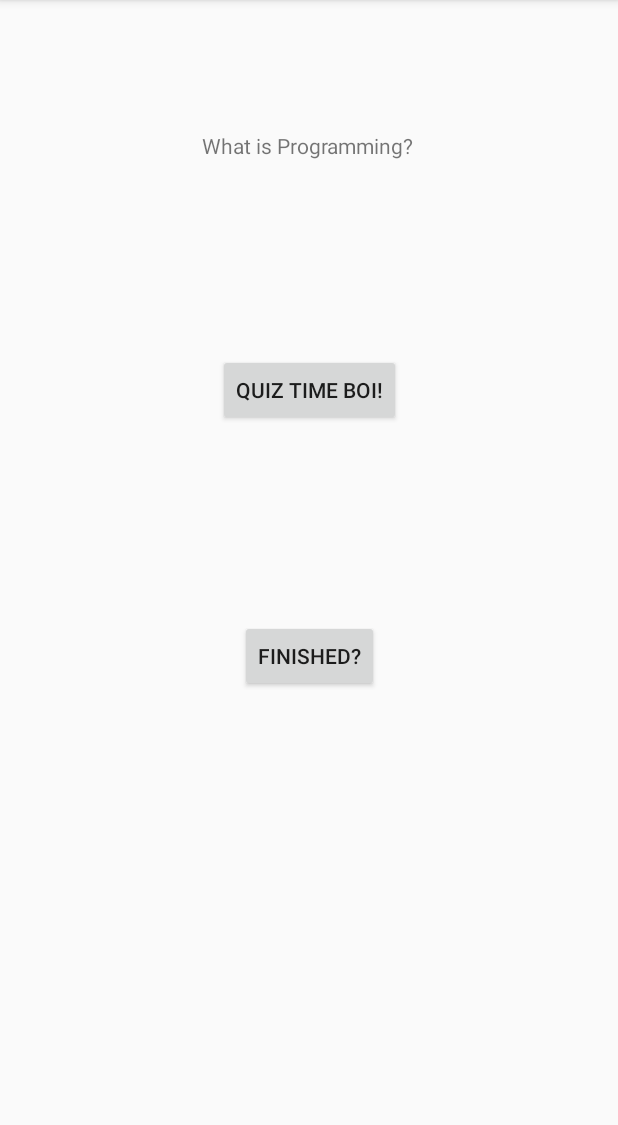
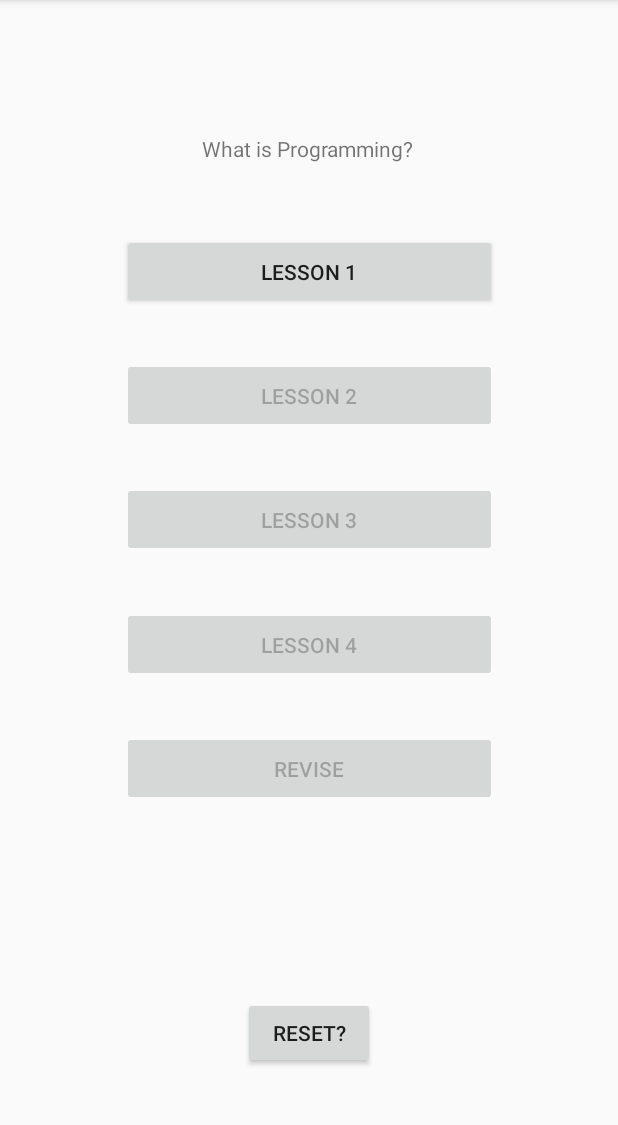
Before and after one commit to alanlyne/CS440-Final-Year-Project, an Android app: the WIP screen opened directly, with no data from a screen before it, on a phone screen of 412 x 824 dp, the part 84-1209 px from its top. Run offline under Robolectric (Android 15) with nearby library versions, the light colour scheme and no system bars; our stand-ins replace Firebase (no records; nobody signed in at launch, a user with empty details on screens opened directly).

Commit message:
Lessons in WIP are unclibale if user has not completed previous lesson

```diff
--- a/app/src/main/AndroidManifest.xml
+++ b/app/src/main/AndroidManifest.xml
@@ -15,7 +15,11 @@
         android:roundIcon="@mipmap/ic_launcher_round"
         android:supportsRtl="true"
         android:theme="@style/AppTheme">
-        <activity android:name=".WIP.wipQuiz.ResultActivity"></activity>
+        <activity android:name=".WIP.wipL.wipL4"></activity>
+        <activity android:name=".WIP.wipL.wipL3" />
+        <activity android:name=".WIP.wipL.wipL2" />
+        <activity android:name=".WIP.wipL.wipL1" />
+        <activity android:name=".WIP.wipQuiz.ResultActivity" />
         <activity android:name=".WIP.wipQuiz.wipQuiz" />
         <activity android:name=".WIP.WIP" />
         <activity android:name=".Menu.Menu" />
--- a/app/src/main/java/com/alanlyne/tbm/WIP/WIP.java
+++ b/app/src/main/java/com/alanlyne/tbm/WIP/WIP.java
@@ -10,12 +10,17 @@ import android.widget.Button;
 import com.alanlyne.tbm.Menu.Menu;
 import com.alanlyne.tbm.Menu.menuCounter;
 import com.alanlyne.tbm.R;
+import com.alanlyne.tbm.WIP.wipL.wipL1;
+import com.alanlyne.tbm.WIP.wipL.wipL2;
+import com.alanlyne.tbm.WIP.wipL.wipL3;
+import com.alanlyne.tbm.WIP.wipL.wipL4;
+import com.alanlyne.tbm.WIP.wipQuiz.wipQuiz;
 import com.google.firebase.auth.FirebaseAuth;
 import com.google.firebase.database.DatabaseReference;
 import com.google.firebase.database.FirebaseDatabase;
 
 public class WIP extends AppCompatActivity {
-    Button btn, quiz;
+    Button reset, quiz, l1, l2, l3, l4;
 
     DatabaseReference databaseName;
 
@@ -26,19 +31,61 @@ public class WIP extends AppCompatActivity {
 
         databaseName = FirebaseDatabase.getInstance().getReference("counter");
 
+        l1 = findViewById(R.id.l1);
+        l1.setOnClickListener(new View.OnClickListener() {
+            @Override
+            public void onClick(View v) {
+                Intent l1 = new Intent(WIP.this, wipL1.class);
+                startActivity(l1);
+            }
+        });
+
+        l2 = findViewById(R.id.l2);
+        if(Menu.counter < 1) { l2.setEnabled(false); }
+        l2.setOnClickListener(new View.OnClickListener() {
+            @Override
+            public void onClick(View v) {
+                Intent l2 = new Intent(WIP.this, wipL2.class);
+                startActivity(l2);
+            }
+        });
+
+        l3 = findViewById(R.id.l3);
+        if(Menu.counter < 2) { l3.setEnabled(false); }
+        l3.setOnClickListener(new View.OnClickListener() {
+            @Override
+            public void onClick(View v) {
+                Intent l3 = new Intent(WIP.this, wipL3.class);
+                startActivity(l3);
+            }
+        });
+
+        l4 = findViewById(R.id.l4);
+        if(Menu.counter < 3) { l4.setEnabled(false); }
+        l4.setOnClickListener(new View.OnClickListener() {
+            @Override
+            public void onClick(View v) {
+                Intent l4 = new Intent(WIP.this, wipL4.class);
+                startActivity(l4);
+            }
+        });
+
+
         quiz = findViewById(R.id.wipQuiz);
-
+        if(Menu.counter < 4) { quiz.setEnabled(false); }
         quiz.setOnClickListener(new View.OnClickListener() {
             @Override
             public void onClick(View v) {
-                Intent quiz= new Intent(WIP.this,com.alanlyne.tbm.WIP.wipQuiz.wipQuiz.class);
+                Intent quiz= new Intent(WIP.this, wipQuiz.class);
                 startActivity(quiz);
             }
         });
 
-        btn = findViewById(R.id.button1);
 
-        btn.setOnClickListener(new View.OnClickListener() {
+
+        reset = findViewById(R.id.reset);
+
+        reset.setOnClickListener(new View.OnClickListener() {
             @Override
             public void onClick(View v) {
                 //Menu.counter = 1;
--- a/app/src/main/java/com/alanlyne/tbm/WIP/wipQuiz/ResultActivity.java
+++ b/app/src/main/java/com/alanlyne/tbm/WIP/wipQuiz/ResultActivity.java
@@ -67,7 +67,7 @@ public class ResultActivity extends AppCompatActivity {
 
         if (correct.compareTo(total) == 0) {
 
-            counter = 1;
+            counter = 10;
             menuCounter counter = new menuCounter(Menu.counter);
             databaseName.child(FirebaseAuth.getInstance().getCurrentUser().getUid()).setValue(counter);
         }
--- a/app/src/main/java/com/alanlyne/tbm/WIP/wipQuiz/wipQuiz.java
+++ b/app/src/main/java/com/alanlyne/tbm/WIP/wipQuiz/wipQuiz.java
@@ -6,7 +6,6 @@ import androidx.appcompat.app.AppCompatActivity;
 import android.content.Intent;
 import android.graphics.Color;
 import android.os.Bundle;
-import android.os.CountDownTimer;
 import android.os.Handler;
 import android.view.View;
 import android.widget.Button;
@@ -36,7 +35,7 @@ public class wipQuiz extends AppCompatActivity {
     protected void onCreate(Bundle savedInstanceState) {
         super.onCreate(savedInstanceState);
         setContentView(R.layout.activity_wip_quiz);
-        b1 = findViewById(R.id.button1);
+        b1 = findViewById(R.id.reset);
         b2 = findViewById(R.id.button2);
         b3 = findViewById(R.id.button3);
         b4 = findViewById(R.id.button4);
--- a/app/src/main/res/layout/activity_menu.xml
+++ b/app/src/main/res/layout/activity_menu.xml
@@ -62,7 +62,7 @@
             app:layout_constraintVertical_bias="0.0" />
 
         <Button
-            android:id="@+id/button1"
+            android:id="@+id/reset"
             android:layout_width="150dp"
             android:layout_height="150dp"
             android:layout_marginTop="49dp"
@@ -83,7 +83,7 @@
             app:layout_constraintBottom_toTopOf="@+id/button14"
             app:layout_constraintEnd_toEndOf="parent"
             app:layout_constraintHorizontal_bias="0.5"
-            app:layout_constraintStart_toEndOf="@+id/button1"
+            app:layout_constraintStart_toEndOf="@+id/reset"
             app:layout_constraintTop_toBottomOf="@+id/imageView2" />
 
         <Button
@@ -97,7 +97,7 @@
             app:layout_constraintBottom_toTopOf="@+id/button16"
             app:layout_constraintEnd_toStartOf="@+id/button14"
             app:layout_constraintStart_toStartOf="parent"
-            app:layout_constraintTop_toBottomOf="@+id/button1" />
+            app:layout_constraintTop_toBottomOf="@+id/reset" />
 
         <Button
             android:id="@+id/button14"
--- a/app/src/main/res/layout/activity_wip.xml
+++ b/app/src/main/res/layout/activity_wip.xml
@@ -8,35 +8,110 @@
 
     <TextView
         android:id="@+id/textView4"
-        android:layout_width="wrap_content"
+        android:layout_width="142dp"
         android:layout_height="wrap_content"
+        android:layout_marginStart="50dp"
+        android:layout_marginLeft="50dp"
         android:layout_marginTop="87dp"
+        android:layout_marginEnd="50dp"
+        android:layout_marginRight="50dp"
         android:text="What is Programming?"
         app:layout_constraintBottom_toBottomOf="parent"
         app:layout_constraintEnd_toEndOf="parent"
-        app:layout_constraintHorizontal_bias="0.498"
+        app:layout_constraintHorizontal_bias="0.497"
         app:layout_constraintStart_toStartOf="parent"
         app:layout_constraintTop_toTopOf="parent"
-        app:layout_constraintVertical_bias="0.0" />
+        app:layout_constraintVertical_bias="0.003" />
 
     <Button
-        android:id="@+id/button1"
+        android:id="@+id/reset"
         android:layout_width="wrap_content"
         android:layout_height="wrap_content"
-        android:text="Finished?"
+        android:layout_marginStart="160dp"
+        android:layout_marginLeft="160dp"
+        android:layout_marginTop="120dp"
+        android:layout_marginEnd="160dp"
+        android:layout_marginRight="160dp"
+        android:layout_marginBottom="48dp"
+        android:text="Reset?"
         app:layout_constraintBottom_toBottomOf="parent"
+        app:layout_constraintEnd_toEndOf="parent"
+        app:layout_constraintStart_toStartOf="parent"
+        app:layout_constraintTop_toBottomOf="@+id/wipQuiz" />
+
+    <Button
+        android:id="@+id/l1"
+        android:layout_width="250dp"
+        android:layout_height="50dp"
+        android:layout_marginStart="80dp"
+        android:layout_marginLeft="80dp"
+        android:layout_marginTop="40dp"
+        android:layout_marginEnd="80dp"
+        android:layout_marginRight="80dp"
+        android:text="Lesson 1"
+        app:layout_constraintBottom_toTopOf="@+id/l2"
         app:layout_constraintEnd_toEndOf="parent"
         app:layout_constraintStart_toStartOf="parent"
         app:layout_constraintTop_toBottomOf="@+id/textView4" />
 
     <Button
-        android:id="@+id/wipQuiz"
-        android:layout_width="wrap_content"
-        android:layout_height="wrap_content"
-        android:text="Quiz Time BOI!"
-        app:layout_constraintBottom_toTopOf="@+id/button1"
+        android:id="@+id/l2"
+        android:layout_width="250dp"
+        android:layout_height="50dp"
+        android:layout_marginStart="80dp"
+        android:layout_marginLeft="80dp"
+        android:layout_marginTop="25dp"
+        android:layout_marginEnd="80dp"
+        android:layout_marginRight="80dp"
+        android:text="Lesson 2"
+        app:layout_constraintBottom_toTopOf="@+id/l3"
         app:layout_constraintEnd_toEndOf="parent"
         app:layout_constraintStart_toStartOf="parent"
-        app:layout_constraintTop_toBottomOf="@+id/textView4" />
+        app:layout_constraintTop_toBottomOf="@+id/l1" />
+
+    <Button
+        android:id="@+id/l3"
+        android:layout_width="250dp"
+        android:layout_height="50dp"
+        android:layout_marginStart="80dp"
+        android:layout_marginLeft="80dp"
+        android:layout_marginTop="25dp"
+        android:layout_marginEnd="80dp"
+        android:layout_marginRight="80dp"
+        android:text="Lesson 3"
+        app:layout_constraintBottom_toTopOf="@+id/l4"
+        app:layout_constraintEnd_toEndOf="parent"
+        app:layout_constraintStart_toStartOf="parent"
+        app:layout_constraintTop_toBottomOf="@+id/l2" />
+
+    <Button
+        android:id="@+id/l4"
+        android:layout_width="250dp"
+        android:layout_height="50dp"
+        android:layout_marginStart="80dp"
+        android:layout_marginLeft="80dp"
+        android:layout_marginTop="25dp"
+        android:layout_marginEnd="80dp"
+        android:layout_marginRight="80dp"
+        android:text="Lesson 4"
+        app:layout_constraintBottom_toTopOf="@+id/wipQuiz"
+        app:layout_constraintEnd_toEndOf="parent"
+        app:layout_constraintStart_toStartOf="parent"
+        app:layout_constraintTop_toBottomOf="@+id/l3" />
+
+    <Button
+        android:id="@+id/wipQuiz"
+        android:layout_width="250dp"
+        android:layout_height="50dp"
+        android:layout_marginStart="80dp"
+        android:layout_marginLeft="80dp"
+        android:layout_marginTop="25dp"
+        android:layout_marginEnd="80dp"
+        android:layout_marginRight="80dp"
+        android:text="Revise"
+        app:layout_constraintBottom_toTopOf="@+id/reset"
+        app:layout_constraintEnd_toEndOf="parent"
+        app:layout_constraintStart_toStartOf="parent"
+        app:layout_constraintTop_toBottomOf="@+id/l4" />
 
 </androidx.constraintlayout.widget.ConstraintLayout>
--- a/app/src/main/res/layout/activity_wip_quiz.xml
+++ b/app/src/main/res/layout/activity_wip_quiz.xml
@@ -23,14 +23,14 @@
             android:text="What is my name?"
             android:textAlignment="center"
             android:textSize="28sp"
-            app:layout_constraintBottom_toTopOf="@+id/button1"
+            app:layout_constraintBottom_toTopOf="@+id/reset"
             app:layout_constraintEnd_toEndOf="parent"
             app:layout_constraintHorizontal_bias="0.0"
             app:layout_constraintStart_toStartOf="parent"
             app:layout_constraintTop_toTopOf="parent" />
 
         <Button
-            android:id="@+id/button1"
+            android:id="@+id/reset"
             android:layout_width="match_parent"
             android:layout_height="wrap_content"
             android:layout_marginStart="14dp"
@@ -65,7 +65,7 @@
             app:layout_constraintBottom_toTopOf="@+id/button3"
             app:layout_constraintEnd_toEndOf="parent"
             app:layout_constraintStart_toStartOf="parent"
-            app:layout_constraintTop_toBottomOf="@+id/button1" />
+            app:layout_constraintTop_toBottomOf="@+id/reset" />
 
         <Button
             android:id="@+id/button3"
```
Also changed, not shown: app/src/main/java/com/alanlyne/tbm/Menu/Menu.java (+2 -5 lines), app/src/main/java/com/alanlyne/tbm/WIP/wipL/wipL1.java (added, +55 -0 lines), app/src/main/java/com/alanlyne/tbm/WIP/wipL/wipL2.java (added, +54 -0 lines), app/src/main/java/com/alanlyne/tbm/WIP/wipL/wipL3.java (added, +54 -0 lines), app/src/main/java/com/alanlyne/tbm/WIP/wipL/wipL4.java (added, +54 -0 lines), app/src/main/java/com/alanlyne/tbm/temp.java (deleted, +0 -87 lines), app/src/main/res/layout/activity_wip_l1.xml (added, +24 -0 lines), app/src/main/res/layout/activity_wip_l2.xml (added, +24 -0 lines), app/src/main/res/layout/activity_wip_l3.xml (added, +24 -0 lines), app/src/main/res/layout/activity_wip_l4.xml (added, +24 -0 lines).
